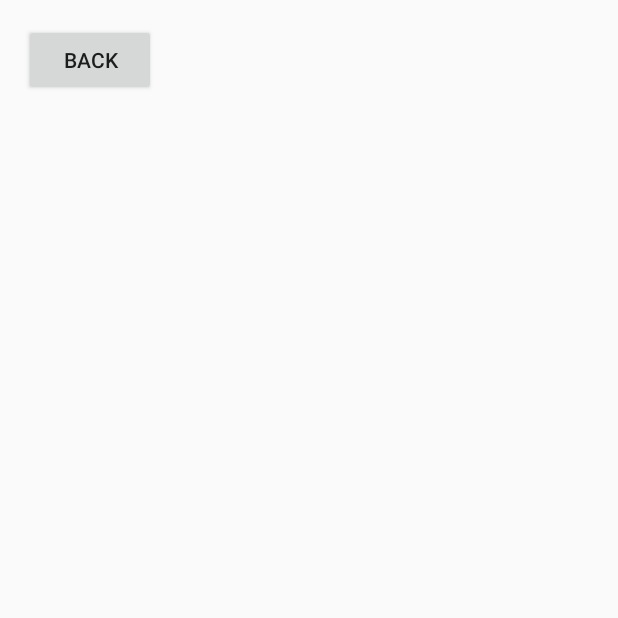
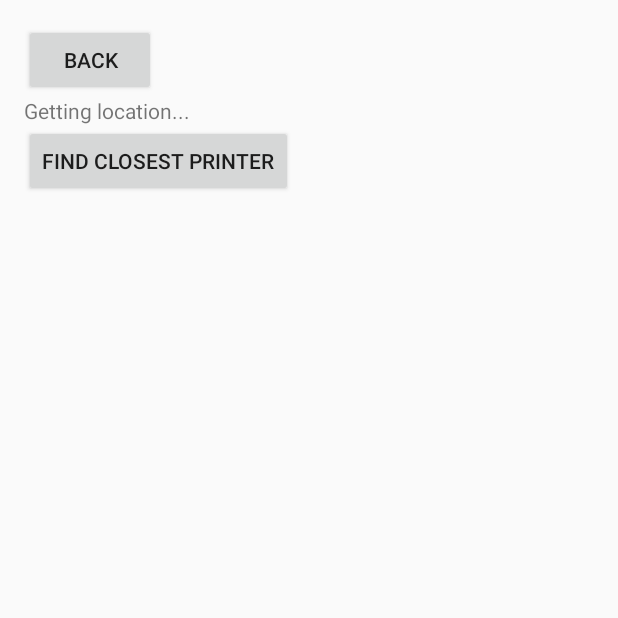
Before and after one commit to qdozaq/Uncover, an Android app: the Print screen opened directly, with no data from a screen before it, on a phone screen of 412 x 824 dp, the top half of it. Run offline under Robolectric (Android 15) with nearby library versions, the phone set to English and light mode, and no system bars.

Commit message:
maps and things

```diff
--- a/app/src/main/java/com/example/doza/uncover/Print.java
+++ b/app/src/main/java/com/example/doza/uncover/Print.java
@@ -1,20 +1,145 @@
 package com.example.doza.uncover;
 
 import android.content.Intent;
+import android.location.Location;
+import android.net.Uri;
+import android.support.annotation.NonNull;
+import android.support.annotation.Nullable;
 import android.support.v7.app.AppCompatActivity;
 import android.os.Bundle;
 import android.view.View;
+import android.widget.Button;
+import android.widget.TextView;
 
-public class Print extends AppCompatActivity {
+import com.google.android.gms.common.ConnectionResult;
+import com.google.android.gms.common.api.GoogleApiClient;
+import com.google.android.gms.location.LocationServices;
+
+public class Print extends AppCompatActivity implements GoogleApiClient.ConnectionCallbacks,GoogleApiClient.OnConnectionFailedListener{
+    Printer[] printerLocations = new Printer[27];
+    double currLat,currLong;
+    boolean locFound=false;
+    private GoogleApiClient c = null;
+    Printer closestPrinter;
+
 
     @Override
     protected void onCreate(Bundle savedInstanceState) {
         super.onCreate(savedInstanceState);
         setContentView(R.layout.activity_print);
+        if (c == null) {
+            c = new GoogleApiClient.Builder(this)
+                    .addConnectionCallbacks(this)
+                    .addOnConnectionFailedListener(this)
+                    .addApi(LocationServices.API)
+                    .build();
+        }
+
+        printerLocations[0] = new Printer(35.913433, -79.051007, "Alumni Hall", "Outside Room 203");
+        printerLocations[1] = new Printer(35.907289, -79.053425, "Beard Hall", "Inside Room 104");
+        printerLocations[2] = new Printer(35.906583, -79.051672, "Berryhill Hall", "1st Floor Lounge (Access restricted to Med students)");
+        printerLocations[3] = new Printer(35.91162, -79.051239, "Campus Y", "1st Floor");
+        printerLocations[4] = new Printer(35.910985, -79.051314, "Career Services", "Hanes Hall 2nd Floor");
+        printerLocations[5] = new Printer(35.906987, -79.051887, "Carrington Hall", "Inside Room 205; and 450");
+        printerLocations[6] = new Printer(35.911309, -79.048044, "Davis", "1st Floor Info Commons and 2nd Floor");
+        printerLocations[7] = new Printer(35.908244, -79.054111, "Global Education Center", "Coffee Shop");
+        printerLocations[8] = new Printer(35.912616, -79.054372, "Sloane Art Library", "102 Hanes Art Center");
+        printerLocations[9] = new Printer(35.905979, -79.052828, "Health Sciences Library", "1st Floor, Copy Room");
+        printerLocations[10] = new Printer(35.9, -79.046242, "Kenan-Flagler Business School/McColl Building", "1st Flr Study Rms; 3rd Flr Atrium");
+        printerLocations[11] = new Printer(35.909034, -79.052367, "Kenan Science Library", "G301A Venable");
+        printerLocations[12] = new Printer(35.908996, -79.042263, "Law Library", "Back of Library by stack");
+        printerLocations[13] = new Printer(35.909623, -79.049723, "Music Library (Wilson Library)", "302 Wilson Library");
+        printerLocations[14] = new Printer(35.912955, -79.050294, "New East", "Inside Room 209");
+        printerLocations[15] = new Printer(35.910467, -79.051884, "Park Library", "Carroll Hall 2nd floor");
+        printerLocations[16] = new Printer(35.910756, -79.053544, "Peabody Hall", "Outside of room 204");
+        printerLocations[17] = new Printer(35.911987, -79.051068, "Student & Academic Services Building", "1st Floor South Building");
+        printerLocations[18] = new Printer(35.90479, -79.05368, "School of Dentistry", "G401 Koury Oral Health Sciences Building");
+        printerLocations[19] = new Printer(35.910408, -79.041939, "School of Government", "3rd Floor MPA Wing Knapp-Sanders Building");
+        printerLocations[20] = new Printer(35.911528, -79.049243, "School of Information and Library Science", "117 Manning Hall");
+        printerLocations[21] = new Printer(35.910467, -79.051827, "School of Media and Journalism", "outside 111 Carroll Hall");
+        printerLocations[22] = new Printer(35.907352, -79.0542, "School of Social Work", "501 Tate-Turner Kuralt");
+        printerLocations[23] = new Printer(35.906006, -79.054057, "School of Public Health", "201 Rosenau Hall");
+        printerLocations[24] = new Printer(35.908246, -79.050116, "Stone Center Library", "310 Stone Center");
+        printerLocations[25] = new Printer(35.924755, -79.047363, "Student Union", "Lower Level Underground Lounge");
+        printerLocations[26] = new Printer(35.909996, -79.049048, "UL - R.B. House Undergraduate Library", "Entry Copier Rm; Rm 037");
     }
     public void toMain(View v){
         Intent X = new Intent(this, MainActivity.class);
 
         startActivity(X);
     }
+    public void findPrint(View v){
+        if(locFound){
+            closestPrinter = findPrinter();
+            ((TextView)findViewById(R.id.printer)).setText(closestPrinter.getLocation());
+            ((TextView)findViewById(R.id.note)).setText(closestPrinter.getNote());
+            ((Button)findViewById(R.id.navTo)).setVisibility(View.VISIBLE);
+        }
+
+
+    }
+    public void navTo(View v){
+        if(closestPrinter != null){
+            Uri gmmIntentUri = Uri.parse("geo:0,0?q="+closestPrinter.getLat()+","+closestPrinter.getLon()+"("+closestPrinter.getLocation()+" Printer)");
+            Intent mapIntent = new Intent(Intent.ACTION_VIEW, gmmIntentUri);
+            mapIntent.setPackage("com.google.android.apps.maps");
+            startActivity(mapIntent);
+        }
+
+    }
+    public Printer findPrinter(){
+
+        double lat = currLat;
+        double lon = currLong;
+        Printer closest=null;
+        boolean set = false;
+        double shortestDist=100000;
+        for(Printer p: printerLocations){
+            double dist = Math.sqrt((lat-p.getLat())*(lat-p.getLat())+(lon-p.getLon())*(lon-p.getLon()));
+            if(!set){
+                closest = p;
+                shortestDist = dist;
+                set = true;
+            }
+            else if(dist<shortestDist){
+                closest = p;
+                shortestDist = dist;
+            }
+        }
+        return closest;
+
+    }
+    @Override
+    public void onConnected(@Nullable Bundle bundle) {
+        try {
+            Location loc = LocationServices.FusedLocationApi.getLastLocation(c);
+            currLat = loc.getLatitude();
+            currLong = loc.getLongitude();
+            locFound = true;
+            ((TextView)findViewById(R.id.status)).setText("Location found");
+
+        }catch (SecurityException ex) {
+            ex.printStackTrace();
+        }
+    }
+
+    @Override
+    public void onConnectionSuspended(int i) {
+
+    }
+
+    @Override
+    public void onConnectionFailed(@NonNull ConnectionResult connectionResult) {
+
+    }
+    @Override
+    protected void onStart(){
+        c.connect();
+        super.onStart();
+    }
+    @Override
+    protected void onStop(){
+        c.disconnect();
+        super.onStop();
+    }
 }
--- /dev/null
+++ b/app/src/main/java/com/example/doza/uncover/Printer.java
@@ -0,0 +1,28 @@
+package com.example.doza.uncover;
+
+/**
+ * Created by nrjoseph on 4/26/2017.
+ */
+
+public class Printer {
+    double latitude,longitude;
+    String location, note;
+    public Printer(double lat, double lon, String l, String n){
+        latitude = lat;
+        longitude = lon;
+        location = l;
+        note = n;
+    }
+    public double getLat(){
+        return latitude;
+    }
+    public double getLon(){
+        return longitude;
+    }
+    public String getLocation(){
+        return location;
+    }
+    public String getNote(){
+        return note;
+    }
+}
--- a/app/src/main/res/layout/activity_print.xml
+++ b/app/src/main/res/layout/activity_print.xml
@@ -1,5 +1,5 @@
 <?xml version="1.0" encoding="utf-8"?>
-<RelativeLayout xmlns:android="http://schemas.android.com/apk/res/android"
+<LinearLayout xmlns:android="http://schemas.android.com/apk/res/android"
     xmlns:tools="http://schemas.android.com/tools"
     android:id="@+id/activity_print"
     android:layout_width="match_parent"
@@ -8,11 +8,37 @@
     android:paddingLeft="@dimen/activity_horizontal_margin"
     android:paddingRight="@dimen/activity_horizontal_margin"
     android:paddingTop="@dimen/activity_vertical_margin"
+    android:orientation="vertical"
     tools:context="com.example.doza.uncover.Print">
     <Button
         android:layout_width="wrap_content"
         android:layout_height="wrap_content"
         android:text="back"
         android:onClick="toMain"/>
+    <TextView
+        android:layout_width="wrap_content"
+        android:layout_height="wrap_content"
+        android:text="Getting location..."
+        android:id="@+id/status"/>
+    <Button
+        android:layout_width="wrap_content"
+        android:layout_height="wrap_content"
+        android:text="Find closest printer"
+        android:onClick="findPrint"/>
+    <TextView
+        android:layout_width="wrap_content"
+        android:layout_height="wrap_content"
+        android:id="@+id/printer"/>
+    <TextView
+        android:layout_width="wrap_content"
+        android:layout_height="wrap_content"
+        android:id="@+id/note"/>
+    <Button
+        android:layout_width="wrap_content"
+        android:layout_height="wrap_content"
+        android:visibility="invisible"
+        android:text="Find this printer"
+        android:id="@+id/navTo"
+        android:onClick="navTo"/>
 
-</RelativeLayout>
+</LinearLayout>
```
Also changed, not shown: app/src/main/AndroidManifest.xml (+7 -3 lines), app/src/main/java/com/example/doza/uncover/Holla.java (+10 -3 lines), app/src/main/java/com/example/doza/uncover/MapActivity.java (added, +26 -0 lines), app/src/main/res/layout/activity_map.xml (added, +20 -0 lines), app/src/main/ic_launcher-web.png (added), app/src/main/res/mipmap-hdpi/ic_launcher.png, app/src/main/res/mipmap-mdpi/ic_launcher.png, app/src/main/res/mipmap-xhdpi/ic_launcher.png, app/src/main/res/mipmap-xxhdpi/ic_launcher.png, app/src/main/res/mipmap-xxxhdpi/ic_launcher.png.
